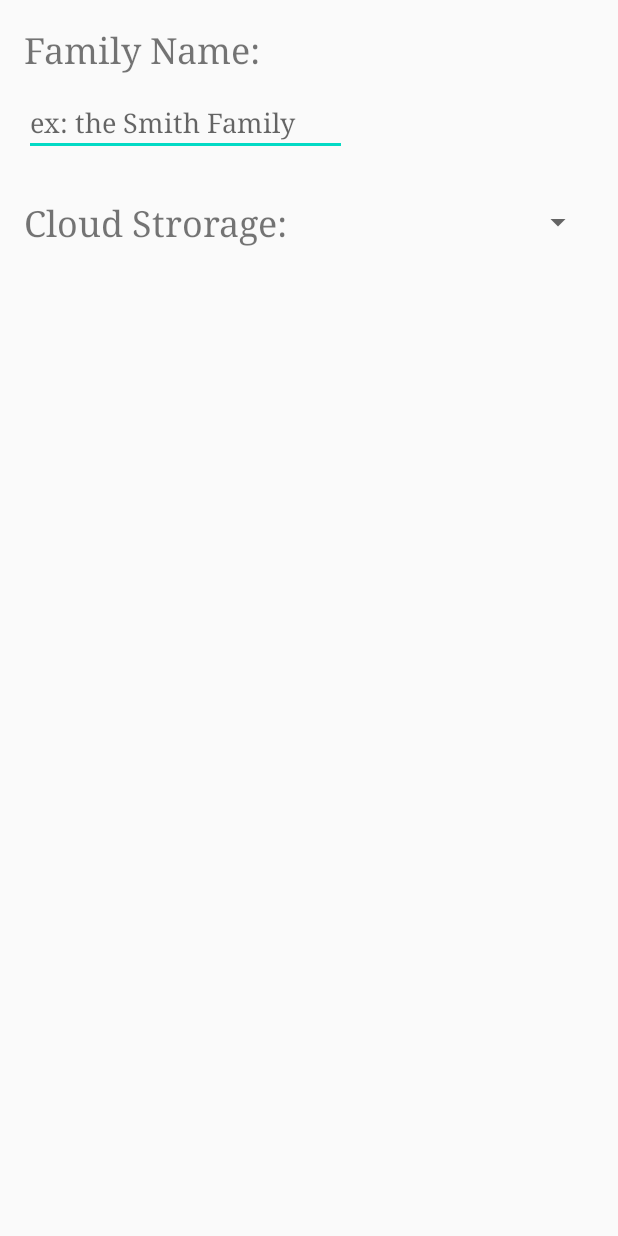
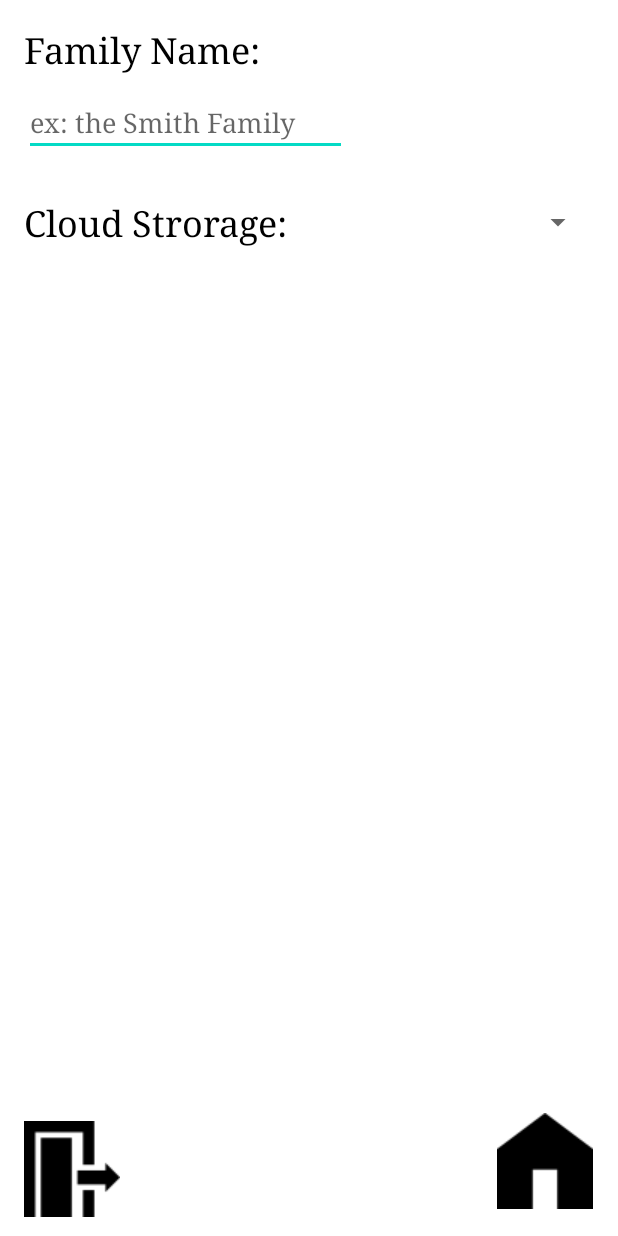
Before and after one commit to Harini-Arunprakash/FamilyTree, an Android app: the CreateFamily screen opened directly, with no data from a screen before it, on a phone screen of 412 x 824 dp. Run offline under Robolectric (Android 15) with nearby library versions, the phone set to English and light mode, and no system bars.

Commit message:
Layout - changed home and back buttons

```diff
--- a/app/src/main/java/com/example/familytree/CreateFamily.java
+++ b/app/src/main/java/com/example/familytree/CreateFamily.java
@@ -8,7 +8,6 @@
 import android.widget.Spinner;
 
 public class CreateFamily extends AppCompatActivity {
-
     EditText familyName;
     Spinner cloudStorage;
 
@@ -19,6 +18,5 @@
         familyName = (EditText) findViewById(R.id.familyName);
         cloudStorage = (Spinner) findViewById(R.id.cloudStorage);
 
-        Intent intent = new Intent(getIntent());
     }
 }
--- a/app/src/main/res/layout/create_screen.xml
+++ b/app/src/main/res/layout/create_screen.xml
@@ -1,10 +1,10 @@
 <?xml version="1.0" encoding="utf-8"?>
-<androidx.constraintlayout.widget.ConstraintLayout
-    xmlns:android="http://schemas.android.com/apk/res/android"
+<androidx.constraintlayout.widget.ConstraintLayout xmlns:android="http://schemas.android.com/apk/res/android"
     xmlns:app="http://schemas.android.com/apk/res-auto"
     xmlns:tools="http://schemas.android.com/tools"
     android:layout_width="match_parent"
-    android:layout_height="match_parent">
+    android:layout_height="match_parent"
+    android:background="@android:color/background_light">
 
     <TextView
         android:id="@+id/textView"
@@ -12,6 +12,7 @@
         android:layout_height="wrap_content"
         android:fontFamily="serif"
         android:text="Family Name:"
+        android:textColor="@android:color/black"
         android:textSize="24sp"
         app:layout_constraintBottom_toBottomOf="parent"
         app:layout_constraintEnd_toEndOf="parent"
@@ -28,6 +29,7 @@
         android:fontFamily="serif"
         android:hint="ex: the Smith Family"
         android:inputType="textPersonName"
+        android:textColor="@android:color/black"
         android:textSize="18sp"
         app:layout_constraintBottom_toBottomOf="parent"
         app:layout_constraintEnd_toEndOf="parent"
@@ -42,6 +44,7 @@
         android:layout_height="wrap_content"
         android:fontFamily="serif"
         android:text="Cloud Strorage:"
+        android:textColor="@android:color/black"
         android:textSize="24sp"
         app:layout_constraintBottom_toBottomOf="parent"
         app:layout_constraintEnd_toEndOf="parent"
@@ -61,4 +64,30 @@
         app:layout_constraintTop_toTopOf="parent"
         app:layout_constraintVertical_bias="0.167" />
 
+    <ImageButton
+        android:id="@+id/imageButton"
+        android:layout_width="wrap_content"
+        android:layout_height="wrap_content"
+        android:background="@android:color/background_light"
+        app:layout_constraintBottom_toBottomOf="parent"
+        app:layout_constraintEnd_toEndOf="parent"
+        app:layout_constraintHorizontal_bias="0.953"
+        app:layout_constraintStart_toStartOf="parent"
+        app:layout_constraintTop_toTopOf="parent"
+        app:layout_constraintVertical_bias="0.976"
+        app:srcCompat="@drawable/home" />
+
+    <ImageButton
+        android:id="@+id/imageButton2"
+        android:layout_width="92dp"
+        android:layout_height="90dp"
+        android:background="@android:color/background_light"
+        app:layout_constraintBottom_toBottomOf="parent"
+        app:layout_constraintEnd_toEndOf="parent"
+        app:layout_constraintHorizontal_bias="0.006"
+        app:layout_constraintStart_toStartOf="parent"
+        app:layout_constraintTop_toTopOf="parent"
+        app:layout_constraintVertical_bias="1.0"
+        app:srcCompat="@drawable/exit" />
+
 </androidx.constraintlayout.widget.ConstraintLayout>
```
Also changed, not shown: app/src/main/ic_launcher-playstore.png, app/src/main/res/drawable/exit.png (added), app/src/main/res/drawable/home.png, app/src/main/res/mipmap-hdpi/ic_launcher.png, app/src/main/res/mipmap-hdpi/ic_launcher_foreground.png, app/src/main/res/mipmap-hdpi/ic_launcher_round.png, app/src/main/res/mipmap-mdpi/ic_launcher.png, app/src/main/res/mipmap-mdpi/ic_launcher_foreground.png, app/src/main/res/mipmap-mdpi/ic_launcher_round.png, app/src/main/res/mipmap-xhdpi/ic_launcher.png, app/src/main/res/mipmap-xhdpi/ic_launcher_foreground.png, app/src/main/res/mipmap-xhdpi/ic_launcher_round.png, app/src/main/res/mipmap-xxhdpi/ic_launcher.png, app/src/main/res/mipmap-xxhdpi/ic_launcher_foreground.png, 4 more files, 1 other file.
